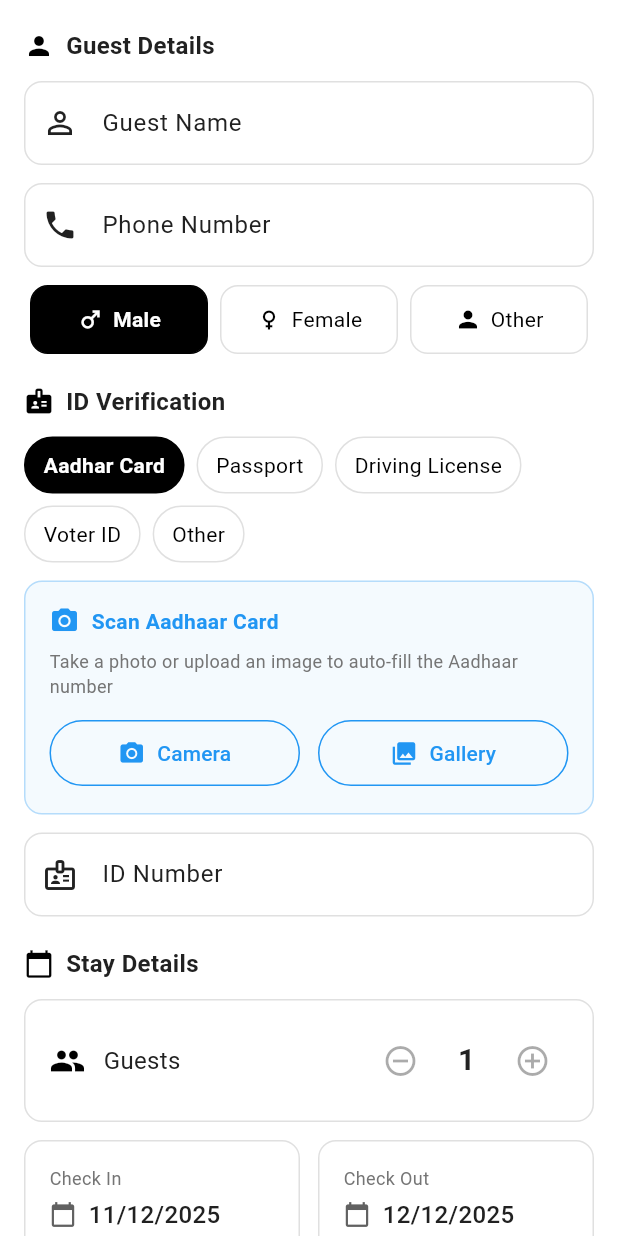
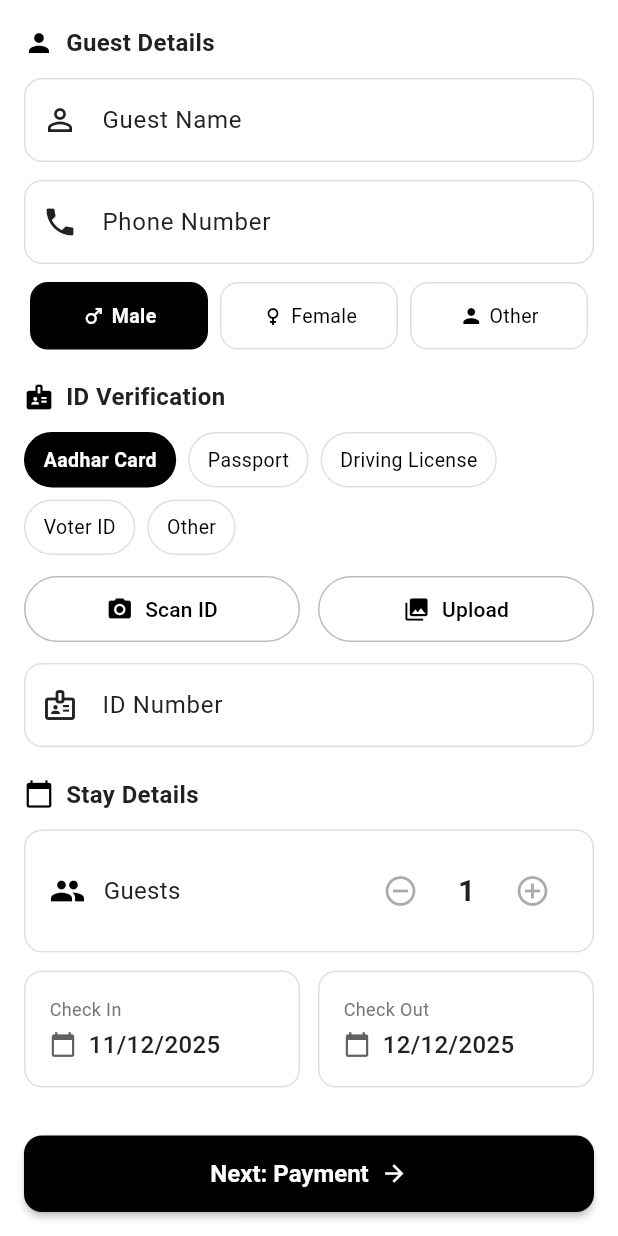
Before and after one commit to The-Hotel-App/THE-HOTEL-APP, a Flutter app: the StepCustomerInfo widget shown alone on an empty page, opened directly with empty values, scrolled down 113 dp, on a phone screen of 412 x 824 dp. Run offline on Flutter 3.47's test engine with Material 3 defaults, Android fonts, the phone set to English and light mode, and no system bars; our stand-ins replace flutter_riverpod, go_router, image_picker, shared_preferences, supabase_flutter; missing offline and left inert: google_mlkit_text_recognition; accounts and stored records are empty; network calls fail.

Commit message:
feat: Implement multi-step guest check-in flow, rooms management page, and ID OCR service.

```diff
--- /dev/null
+++ b/rooms_app/lib/src/core/services/id_ocr_service.dart
@@ -0,0 +1,177 @@
+import 'dart:io';
+
+import 'package:flutter/material.dart';
+import 'package:google_mlkit_text_recognition/google_mlkit_text_recognition.dart';
+import 'package:image_picker/image_picker.dart';
+
+/// Service for extracting ID numbers from government ID card images using OCR
+/// Supports: Aadhaar, PAN, Passport, Driving License, Voter ID
+class IdOcrService {
+  final ImagePicker _imagePicker = ImagePicker();
+  final TextRecognizer _textRecognizer = TextRecognizer();
+
+  // ID number patterns
+  static final RegExp _aadhaarPattern = RegExp(
+    r'\b\d{4}\s?\d{4}\s?\d{4}\b',
+    multiLine: true,
+  );
+
+  static final RegExp _panPattern = RegExp(
+    r'\b[A-Z]{5}\d{4}[A-Z]\b',
+    multiLine: true,
+  );
+
+  static final RegExp _passportPattern = RegExp(
+    r'\b[A-Z]\d{7}\b',
+    multiLine: true,
+  );
+
+  static final RegExp _drivingLicensePattern = RegExp(
+    r'\b[A-Z]{2}\d{2}\s?\d{11}\b|\b[A-Z]{2}-\d{2}\d{11}\b',
+    multiLine: true,
+  );
+
+  static final RegExp _voterIdPattern = RegExp(
+    r'\b[A-Z]{3}\d{7}\b',
+    multiLine: true,
+  );
+
+  /// Pick image from camera or gallery and extract ID number
+  Future<IdOcrResult> pickAndExtract({required ImageSource source}) async {
+    try {
+      debugPrint('📷 Picking image from ${source.name}');
+
+      final XFile? image = await _imagePicker.pickImage(
+        source: source,
+        maxWidth: 1920,
+        maxHeight: 1080,
+        imageQuality: 85,
+      );
+
+      if (image == null) {
+        return IdOcrResult(success: false, message: 'No image selected');
+      }
+
+      return await extractFromFile(File(image.path));
+    } catch (e) {
+      debugPrint('❌ Error picking image: $e');
+      return IdOcrResult(success: false, message: 'Failed to pick image: $e');
+    }
+  }
+
+  /// Extract ID number from a file - tries all ID patterns
+  Future<IdOcrResult> extractFromFile(File imageFile) async {
+    try {
+      debugPrint('🔍 Extracting text from image: ${imageFile.path}');
+
+      final inputImage = InputImage.fromFile(imageFile);
+      final RecognizedText recognizedText = await _textRecognizer.processImage(
+        inputImage,
+      );
+
+      debugPrint('📝 Recognized text: ${recognizedText.text}');
+
+      // Try all patterns in order of likelihood
+      String? idNumber;
+      String? idType;
+
+      // Try Aadhaar (most common in India)
+      final aadhaarMatch = _aadhaarPattern.firstMatch(recognizedText.text);
+      if (aadhaarMatch != null) {
+        idNumber = aadhaarMatch.group(0)!.replaceAll(' ', '');
+        idType = 'Aadhaar';
+        debugPrint('✅ Found Aadhaar number: $idNumber');
+      }
+
+      // Try PAN
+      if (idNumber == null) {
+        final panMatch = _panPattern.firstMatch(recognizedText.text);
+        if (panMatch != null) {
+          idNumber = panMatch.group(0)!;
+          idType = 'PAN';
+          debugPrint('✅ Found PAN number: $idNumber');
+        }
+      }
+
+      // Try Passport
+      if (idNumber == null) {
+        final passportMatch = _passportPattern.firstMatch(recognizedText.text);
+        if (passportMatch != null) {
+          idNumber = passportMatch.group(0)!;
+          idType = 'Passport';
+          debugPrint('✅ Found Passport number: $idNumber');
+        }
+      }
+
+      // Try Driving License
+      if (idNumber == null) {
+        final dlMatch = _drivingLicensePattern.firstMatch(recognizedText.text);
+        if (dlMatch != null) {
+          idNumber = dlMatch.group(0)!.replaceAll(' ', '').replaceAll('-', '');
+          idType = 'Driving License';
+          debugPrint('✅ Found Driving License number: $idNumber');
+        }
+      }
+
+      // Try Voter ID
+      if (idNumber == null) {
+        final voterMatch = _voterIdPattern.firstMatch(recognizedText.text);
+        if (voterMatch != null) {
+          idNumber = voterMatch.group(0)!;
+          idType = 'Voter ID';
+          debugPrint('✅ Found Voter ID number: $idNumber');
+        }
+      }
+
+      if (idNumber != null) {
+        return IdOcrResult(
+          success: true,
+          idNumber: idNumber,
+          idType: idType,
+          imagePath: imageFile.path,
+          rawText: recognizedText.text,
+          message: '$idType number extracted successfully',
+        );
+      } else {
+        debugPrint('⚠️ No ID number found in text');
+
+        return IdOcrResult(
+          success: false,
+          imagePath: imageFile.path,
+          rawText: recognizedText.text,
+          message: 'No ID number found. Please enter manually.',
+        );
+      }
+    } catch (e) {
+      debugPrint('❌ Error extracting text: $e');
+      return IdOcrResult(
+        success: false,
+        message: 'Failed to process image: $e',
+      );
+    }
+  }
+
+  /// Clean up resources
+  void dispose() {
+    _textRecognizer.close();
+  }
+}
+
+/// Result of ID OCR extraction
+class IdOcrResult {
+  final bool success;
+  final String? idNumber;
+  final String? idType;
+  final String? imagePath;
+  final String? rawText;
+  final String message;
+
+  IdOcrResult({
+    required this.success,
+    this.idNumber,
+    this.idType,
+    this.imagePath,
+    this.rawText,
+    required this.message,
+  });
+}
--- a/rooms_app/lib/src/features/checkin/presentation/widgets/step_customer_info.dart
+++ b/rooms_app/lib/src/features/checkin/presentation/widgets/step_customer_info.dart
@@ -1,10 +1,8 @@
-import 'dart:io';
-
 import 'package:flutter/material.dart';
 import 'package:flutter_riverpod/flutter_riverpod.dart';
 import 'package:image_picker/image_picker.dart';
 import 'package:rooms/src/core/constants/app_colors.dart';
-import 'package:rooms/src/core/services/aadhaar_ocr_service.dart';
+import 'package:rooms/src/core/services/id_ocr_service.dart';
 import 'package:rooms/src/features/checkin/presentation/providers/checkin_providers.dart';
 import 'package:rooms/src/features/customers/domain/entities/customer.dart';
 import 'package:rooms/src/features/rooms/domain/entities/room.dart';
@@ -32,10 +30,11 @@ class _StepCustomerInfoState extends ConsumerState<StepCustomerInfo> {
   DateTime _checkIn = DateTime.now();
   DateTime _checkOut = DateTime.now().add(const Duration(days: 1));
 
-  // Aadhaar OCR
+  // ID OCR
+  // ignore: unused_field
   String? _idImagePath;
   bool _isProcessingOcr = false;
-  final AadhaarOcrService _ocrService = AadhaarOcrService();
+  final IdOcrService _ocrService = IdOcrService();
 
   @override
   void dispose() {
@@ -70,10 +69,8 @@ class _StepCustomerInfoState extends ConsumerState<StepCustomerInfo> {
             const SizedBox(height: 12),
             _buildIdTypeSelector(),
             const SizedBox(height: 12),
-            if (_selectedIdType == IdType.aadhar) ...[
-              _buildAadhaarUploadSection(),
+            _buildIdScanSection(),
             const SizedBox(height: 12),
-            ],
             _buildIdNumberField(),
             const SizedBox(height: 20),
 
@@ -95,9 +92,9 @@ class _StepCustomerInfoState extends ConsumerState<StepCustomerInfo> {
     return Container(
       padding: const EdgeInsets.all(16),
       decoration: BoxDecoration(
-        color: AppColors.roomFree.withValues(alpha: 0.1),
+        color: AppColors.white,
         borderRadius: BorderRadius.circular(12),
-        border: Border.all(color: AppColors.roomFree, width: 2),
+        border: Border.all(color: AppColors.grey300, width: 1),
       ),
       child: Row(
         children: [
@@ -105,7 +102,7 @@ class _StepCustomerInfoState extends ConsumerState<StepCustomerInfo> {
             width: 60,
             height: 60,
             decoration: BoxDecoration(
-              color: AppColors.roomFree,
+              color: AppColors.primary,
               borderRadius: BorderRadius.circular(12),
             ),
             child: Center(
@@ -211,55 +208,25 @@ class _StepCustomerInfoState extends ConsumerState<StepCustomerInfo> {
     );
   }
 
-  Widget _buildAadhaarUploadSection() {
-    return Container(
-      padding: const EdgeInsets.all(16),
-      decoration: BoxDecoration(
-        color: AppColors.info.withValues(alpha: 0.05),
-        borderRadius: BorderRadius.circular(12),
-        border: Border.all(color: AppColors.info.withValues(alpha: 0.3)),
-      ),
-      child: Column(
-        crossAxisAlignment: CrossAxisAlignment.start,
-        children: [
-          Row(
-            children: [
-              Icon(Icons.camera_alt, color: AppColors.info, size: 20),
-              const SizedBox(width: 8),
-              Text(
-                'Scan Aadhaar Card',
-                style: TextStyle(
-                  color: AppColors.info,
-                  fontWeight: FontWeight.bold,
-                ),
-              ),
-              const Spacer(),
-              if (_isProcessingOcr)
-                const SizedBox(
-                  width: 20,
-                  height: 20,
-                  child: CircularProgressIndicator(strokeWidth: 2),
-                ),
-            ],
-          ),
-          const SizedBox(height: 8),
-          Text(
-            'Take a photo or upload an image to auto-fill the Aadhaar number',
-            style: TextStyle(color: AppColors.grey600, fontSize: 12),
-          ),
-          const SizedBox(height: 12),
-          Row(
+  Widget _buildIdScanSection() {
+    return Row(
       children: [
         Expanded(
           child: OutlinedButton.icon(
             onPressed: _isProcessingOcr
                 ? null
-                      : () => _processAadhaar(ImageSource.camera),
-                  icon: const Icon(Icons.camera_alt, size: 18),
-                  label: const Text('Camera'),
+                : () => _processIdScan(ImageSource.camera),
+            icon: _isProcessingOcr
+                ? const SizedBox(
+                    width: 16,
+                    height: 16,
+                    child: CircularProgressIndicator(strokeWidth: 2),
+                  )
+                : const Icon(Icons.camera_alt, size: 18),
+            label: const Text('Scan ID'),
             style: OutlinedButton.styleFrom(
-                    foregroundColor: AppColors.info,
-                    side: BorderSide(color: AppColors.info),
+              foregroundColor: AppColors.black,
+              side: const BorderSide(color: AppColors.grey400),
               padding: const EdgeInsets.symmetric(vertical: 12),
             ),
           ),
@@ -269,55 +236,35 @@ class _StepCustomerInfoState extends ConsumerState<StepCustomerInfo> {
           child: OutlinedButton.icon(
             onPressed: _isProcessingOcr
                 ? null
-                      : () => _processAadhaar(ImageSource.gallery),
+                : () => _processIdScan(ImageSource.gallery),
             icon: const Icon(Icons.photo_library, size: 18),
-                  label: const Text('Gallery'),
+            label: const Text('Upload'),
             style: OutlinedButton.styleFrom(
-                    foregroundColor: AppColors.info,
-                    side: BorderSide(color: AppColors.info),
+              foregroundColor: AppColors.black,
+              side: const BorderSide(color: AppColors.grey400),
               padding: const EdgeInsets.symmetric(vertical: 12),
             ),
           ),
         ),
       ],
-          ),
-          if (_idImagePath != null) ...[
-            const SizedBox(height: 12),
-            Container(
-              height: 100,
-              width: double.infinity,
-              decoration: BoxDecoration(
-                borderRadius: BorderRadius.circular(8),
-                border: Border.all(color: AppColors.grey300),
-              ),
-              child: ClipRRect(
-                borderRadius: BorderRadius.circular(8),
-                child: Image.file(File(_idImagePath!), fit: BoxFit.cover),
-              ),
-            ),
-          ],
-        ],
-      ),
     );
   }
 
-  Future<void> _processAadhaar(ImageSource source) async {
+  Future<void> _processIdScan(ImageSource source) async {
     setState(() => _isProcessingOcr = true);
 
     try {
       final result = await _ocrService.pickAndExtract(source: source);
 
-      if (result.success && result.aadhaarNumber != null) {
+      if (result.success && result.idNumber != null) {
         setState(() {
           _idImagePath = result.imagePath;
-          _idNumberController.text = result.aadhaarNumber!;
+          _idNumberController.text = result.idNumber!;
         });
         if (mounted) {
           ScaffoldMessenger.of(context).showSnackBar(
             SnackBar(
-              content: Text(
-                'Aadhaar number extracted: ${result.formattedAadhaarNumber}',
-              ),
+              content: Text('ID number extracted: ${result.idNumber}'),
               backgroundColor: AppColors.success,
             ),
           );
@@ -504,16 +451,20 @@ class _StepCustomerInfoState extends ConsumerState<StepCustomerInfo> {
             if (icon != null) ...[
               Icon(
                 icon,
-                size: 18,
+                size: 16,
                 color: isSelected ? AppColors.white : AppColors.black,
               ),
-              const SizedBox(width: 6),
+              const SizedBox(width: 4),
             ],
-            Text(
+            Flexible(
+              child: Text(
                 label,
                 style: TextStyle(
                   color: isSelected ? AppColors.white : AppColors.black,
                   fontWeight: isSelected ? FontWeight.bold : FontWeight.normal,
+                  fontSize: 13,
+                ),
+                overflow: TextOverflow.ellipsis,
               ),
             ),
           ],
@@ -528,7 +479,7 @@ class _StepCustomerInfoState extends ConsumerState<StepCustomerInfo> {
       child: ElevatedButton(
         onPressed: _handleNext,
         style: ElevatedButton.styleFrom(
-          backgroundColor: AppColors.roomFree,
+          backgroundColor: AppColors.primary,
           foregroundColor: AppColors.white,
           padding: const EdgeInsets.symmetric(vertical: 16),
           shape: RoundedRectangleBorder(
```
Also changed, not shown: rooms_app/lib/src/features/checkin/presentation/pages/checkin_flow_page.dart (+26 -20 lines), rooms_app/lib/src/features/rooms/presentation/pages/rooms_management_page.dart (+1 -12 lines), 1 other file. Lines whose indentation alone changed are shown as unchanged.
